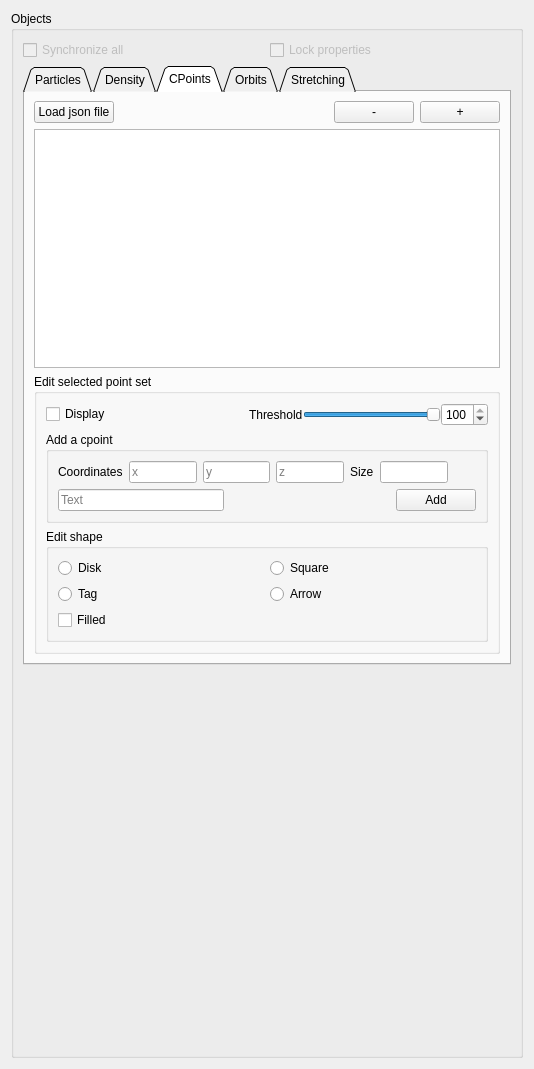
Before: the Qt Designer form src/formobjectcontrol.ui in jcldc/glnemo2, drawn with Qt 5.
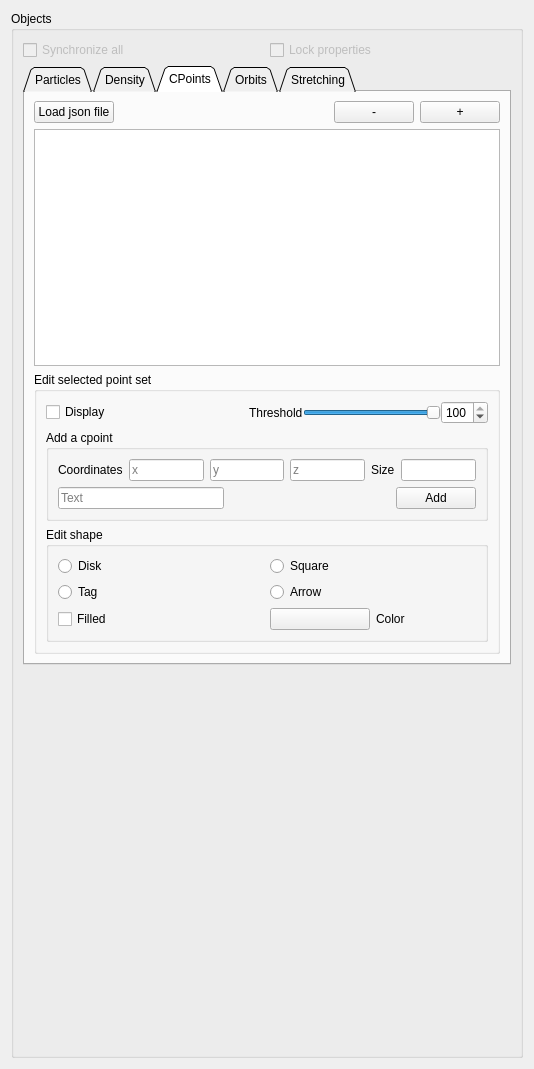
After: the same form once the commit is applied. Icons and pictures are not drawn.

Commit message: Add color selection

```diff
--- a/src/formobjectcontrol.ui
+++ b/src/formobjectcontrol.ui
@@ -1142,7 +1142,7 @@
                 <item>
                  <layout class="QHBoxLayout" name="horizontalLayout_7">
                   <property name="rightMargin">
-                   <number>28</number>
+                   <number>0</number>
                   </property>
                   <item>
                    <widget class="QLabel" name="label_11">
@@ -1277,6 +1277,36 @@
                   </property>
                  </widget>
                 </item>
+                <item row="3" column="1">
+                 <layout class="QHBoxLayout" name="horizontalLayout_8">
+                  <item>
+                   <widget class="QPushButton" name="color_picker_button">
+                    <property name="sizePolicy">
+                     <sizepolicy hsizetype="Minimum" vsizetype="Minimum">
+                      <horstretch>0</horstretch>
+                      <verstretch>0</verstretch>
+                     </sizepolicy>
+                    </property>
+                    <property name="text">
+                     <string/>
+                    </property>
+                    <property name="flat">
+                     <bool>false</bool>
+                    </property>
+                   </widget>
+                  </item>
+                  <item>
+                   <widget class="QLabel" name="label_13">
+                    <property name="text">
+                     <string>Color</string>
+                    </property>
+                    <property name="alignment">
+                     <set>Qt::AlignLeading|Qt::AlignLeft|Qt::AlignVCenter</set>
+                    </property>
+                   </widget>
+                  </item>
+                 </layout>
+                </item>
                </layout>
               </widget>
              </item>
```
The commit also changes 5 other files.
